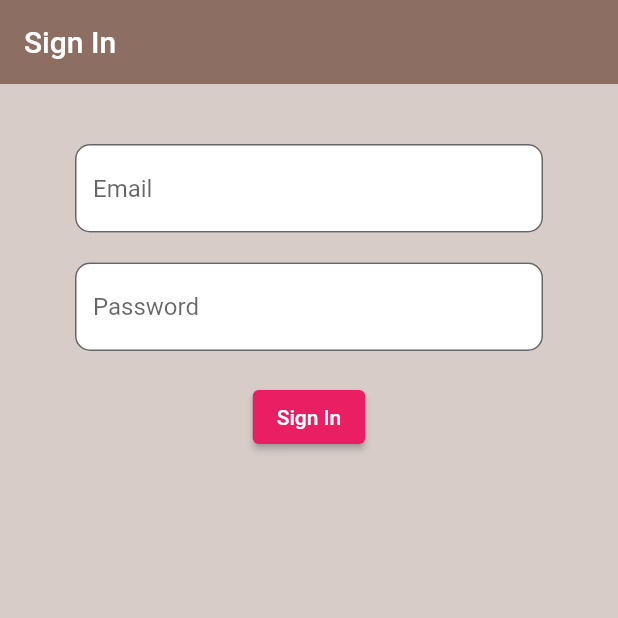
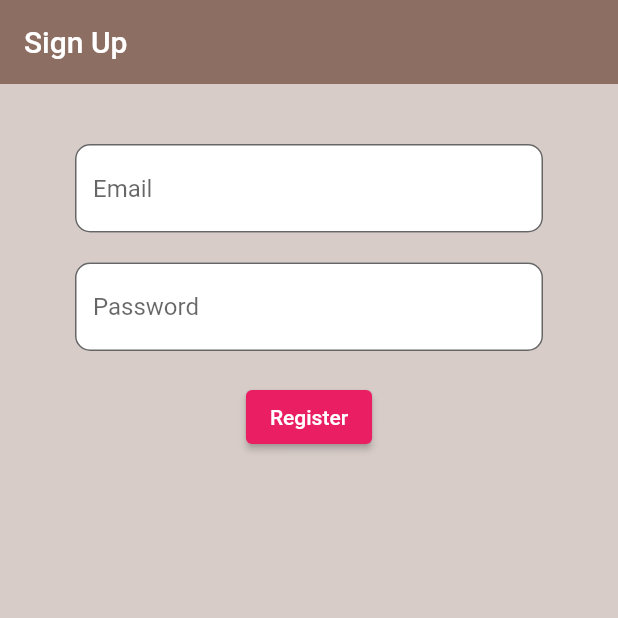
Before and after one commit to Be55am/flutter_firebase_example, a Flutter app: the screen it shows after launch, on a phone screen of 412 x 824 dp, the top half of it. Run offline on Flutter 3.47's test engine with Material 2 defaults, Android fonts, the phone set to English and light mode, and no system bars; our stand-ins replace firebase_auth, firebase_core; accounts and stored records are empty.

Commit message:
create Sign up form

```diff
--- a/lib/screens/authenticate/authenticate.dart
+++ b/lib/screens/authenticate/authenticate.dart
@@ -1,3 +1,4 @@
+import 'package:firebase_flutter/screens/authenticate/register.dart';
 import 'package:firebase_flutter/screens/authenticate/sign_in.dart';
 import 'package:flutter/material.dart';
 
@@ -11,6 +12,6 @@ class Authenticate extends StatefulWidget {
 class _AuthenticateState extends State<Authenticate> {
   @override
   Widget build(BuildContext context) {
-    return SignIn();
+    return Register();
   }
 }
--- /dev/null
+++ b/lib/screens/authenticate/register.dart
@@ -0,0 +1,89 @@
+
+import 'package:firebase_flutter/services/auth.dart';
+import 'package:flutter/material.dart';
+
+class Register extends StatefulWidget {
+  const Register({Key? key}) : super(key: key);
+
+  @override
+  _RegisterState createState() => _RegisterState();
+}
+
+class _RegisterState extends State<Register> {
+
+  final AuthService _authService = AuthService();
+
+  String email = '';
+  String password = '';
+  String confirmPassword = '';
+
+  @override
+  Widget build(BuildContext context) {
+    return Scaffold(
+      backgroundColor: Colors.brown[100],
+      appBar: AppBar(
+        backgroundColor: Colors.brown[400],
+        elevation: 0.0,
+        title: Text('Sign Up'),
+      ),
+      body: Container(
+        padding: EdgeInsets.symmetric(vertical: 20.0, horizontal: 50.0),
+        child: Form(
+          child: Column(children: [
+            SizedBox.fromSize(
+              size: Size.fromHeight(20.0),
+            ),
+            TextFormField(
+              onChanged: (val) {
+                //Do something with the user input.
+                setState(() {
+                  email = val;
+                });
+              },
+              decoration: InputDecoration(
+                hintText: 'Email',
+                fillColor: Colors.white,
+                filled: true,
+                border: OutlineInputBorder(
+                  borderRadius: BorderRadius.circular(10.0),
+                ),
+              ),
+            ),
+            SizedBox.fromSize(
+              size: Size.fromHeight(20.0),
+            ),
+            TextFormField(
+              obscureText: true,
+              onChanged: (val) {
+                //Do something with the user input.
+                setState(() {
+                  password = val;
+                });
+              },
+              decoration: InputDecoration(
+                hintText: 'Password',
+                fillColor: Colors.white,
+                filled: true,
+                border: OutlineInputBorder(
+                  borderRadius: BorderRadius.circular(10.0),
+                ),
+              ),
+            ),
+            SizedBox.fromSize(
+              size: Size.fromHeight(20.0),
+            ),
+            ElevatedButton(
+              style: ButtonStyle(
+                backgroundColor: MaterialStateProperty.all<Color>(Colors.pink),
+              ),
+              onPressed: () async {
+                print(email + ' ' + password);
+              },
+              child: Text('Register'),
+            ),
+          ]),
+        ),
+      ),
+    );
+  }
+}
```
